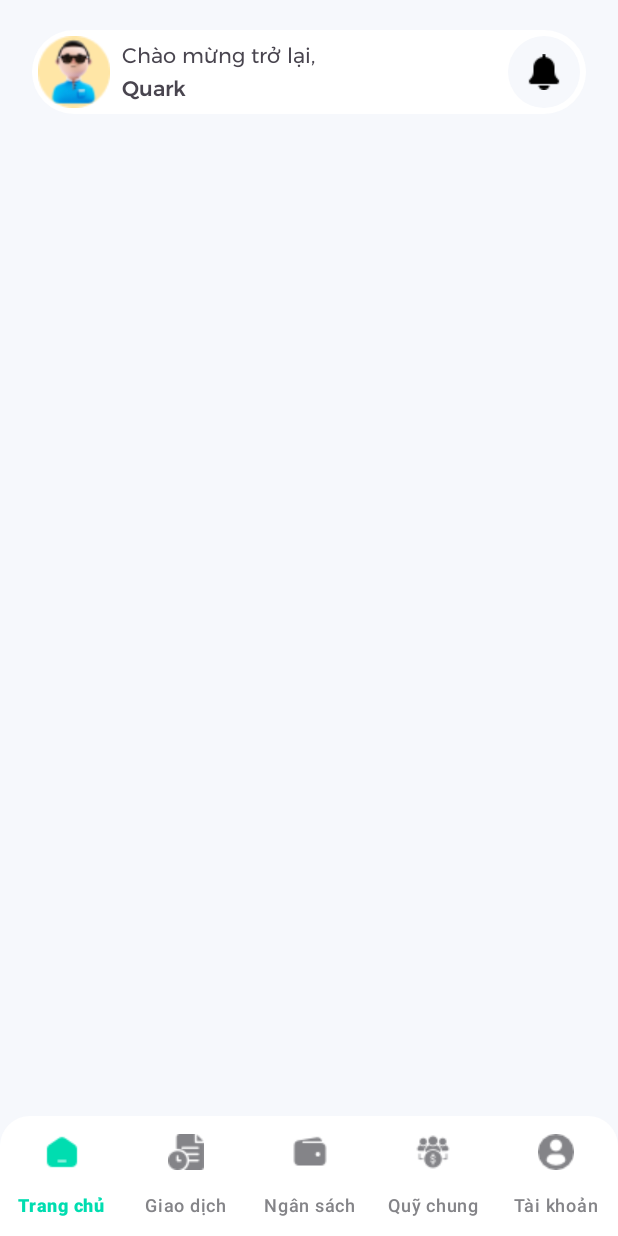
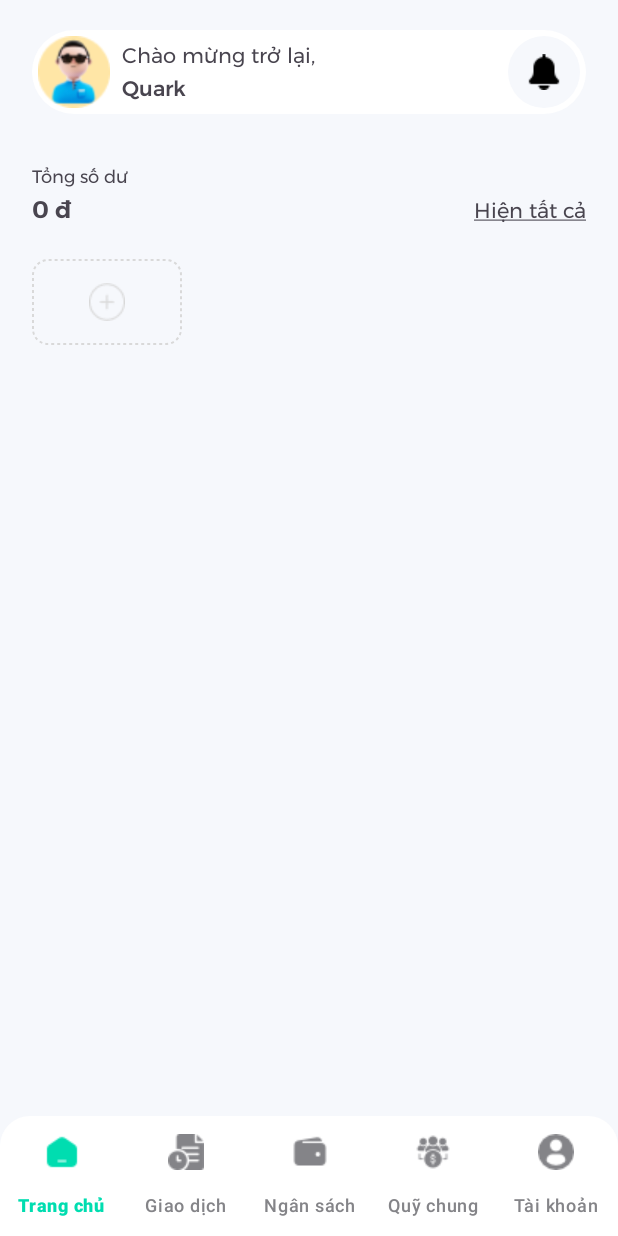
Before and after one commit to DatTranDev/ExpenseTracker, an Android app: the HomeFragment screen opened directly, with no data from a screen before it, on a phone screen of 412 x 824 dp. Run offline under Robolectric (Android 15) with nearby library versions, the light colour scheme and no system bars.

Commit message:
feat(home): create total balance layout

```diff
--- a/app/src/main/AndroidManifest.xml
+++ b/app/src/main/AndroidManifest.xml
@@ -29,7 +29,8 @@
             android:exported="false" />
         <activity
             android:name=".view.MainActivity"
-            android:exported="false"></activity>
+            android:exported="false">
+        </activity>
     </application>
 
 </manifest>
--- /dev/null
+++ b/app/src/main/res/drawable/add_card.xml
@@ -0,0 +1,7 @@
+<?xml version="1.0" encoding="utf-8"?>
+<shape xmlns:android="http://schemas.android.com/apk/res/android">
+    <solid android:color="#00FFFFFF"/>
+    <stroke android:dashWidth="2dp" android:dashGap="2dp" android:width="1dp" android:color="#D9D9D9"/>
+    <corners android:radius="10dp"/>
+    <padding android:bottom="16dp" android:top="16dp" android:left="4dp" android:right="4dp"/>
+</shape>
--- a/app/src/main/res/layout/fragment_account.xml
+++ b/app/src/main/res/layout/fragment_account.xml
@@ -1,5 +1,5 @@
 <?xml version="1.0" encoding="utf-8"?>
-<FrameLayout xmlns:android="http://schemas.android.com/apk/res/android"
+<androidx.constraintlayout.widget.ConstraintLayout xmlns:android="http://schemas.android.com/apk/res/android"
     xmlns:tools="http://schemas.android.com/tools"
     android:layout_width="match_parent"
     android:layout_height="match_parent"
@@ -14,4 +14,4 @@
         android:text="Account Fragment"
         android:textSize="24sp" />
 
-</FrameLayout>
+</androidx.constraintlayout.widget.ConstraintLayout>
--- a/app/src/main/res/layout/fragment_budget.xml
+++ b/app/src/main/res/layout/fragment_budget.xml
@@ -1,5 +1,5 @@
 <?xml version="1.0" encoding="utf-8"?>
-<FrameLayout xmlns:android="http://schemas.android.com/apk/res/android"
+<androidx.constraintlayout.widget.ConstraintLayout xmlns:android="http://schemas.android.com/apk/res/android"
     xmlns:tools="http://schemas.android.com/tools"
     android:layout_width="match_parent"
     android:layout_height="match_parent"
@@ -13,4 +13,4 @@
         android:text="Budget Fragment"
         android:textSize="24sp" />
 
-</FrameLayout>
+</androidx.constraintlayout.widget.ConstraintLayout>
--- a/app/src/main/res/layout/fragment_fund.xml
+++ b/app/src/main/res/layout/fragment_fund.xml
@@ -1,5 +1,5 @@
 <?xml version="1.0" encoding="utf-8"?>
-<FrameLayout xmlns:android="http://schemas.android.com/apk/res/android"
+<androidx.constraintlayout.widget.ConstraintLayout xmlns:android="http://schemas.android.com/apk/res/android"
     xmlns:tools="http://schemas.android.com/tools"
     android:layout_width="match_parent"
     android:layout_height="match_parent"
@@ -13,4 +13,4 @@
         android:text="Fund Fragment"
         android:textSize="24sp" />
 
-</FrameLayout>
+</androidx.constraintlayout.widget.ConstraintLayout>
--- a/app/src/main/res/layout/fragment_home.xml
+++ b/app/src/main/res/layout/fragment_home.xml
@@ -1,5 +1,6 @@
 <?xml version="1.0" encoding="utf-8"?>
-<FrameLayout xmlns:android="http://schemas.android.com/apk/res/android"
+<androidx.constraintlayout.widget.ConstraintLayout xmlns:android="http://schemas.android.com/apk/res/android"
+    xmlns:app="http://schemas.android.com/apk/res-auto"
     xmlns:tools="http://schemas.android.com/tools"
     android:layout_width="match_parent"
     android:layout_height="match_parent"
@@ -10,35 +11,45 @@
         android:id="@+id/container"
         android:layout_width="match_parent"
         android:layout_height="match_parent"
+        android:background="#F6F8FC"
+        android:orientation="vertical"
         android:padding="20dp"
-        android:background="#F6F8FC">
+        app:layout_constraintBottom_toBottomOf="parent"
+        app:layout_constraintEnd_toEndOf="parent"
+        app:layout_constraintStart_toStartOf="parent"
+        app:layout_constraintTop_toTopOf="parent">
 
 
         <LinearLayout
             android:id="@+id/profile"
             android:layout_width="match_parent"
             android:layout_height="56dp"
+            android:background="@drawable/rounded_background"
             android:orientation="horizontal"
-            android:padding="4dp"
-            android:background="@drawable/rounded_background">
+            android:padding="4dp">
+
             <ImageView
                 android:id="@+id/avatar"
                 android:layout_width="48dp"
                 android:layout_height="48dp"
+                android:contentDescription="profilePicture"
                 android:src="@drawable/avatar" />
+
             <LinearLayout
                 android:id="@+id/title"
-                android:layout_marginStart="8dp"
                 android:layout_width="wrap_content"
                 android:layout_height="match_parent"
-                android:orientation="vertical"
-                android:gravity="center_vertical">
+                android:layout_marginStart="8dp"
+                android:gravity="center_vertical"
+                android:orientation="vertical">
+
                 <TextView
                     android:id="@+id/textView3"
                     android:layout_width="wrap_content"
                     android:layout_height="wrap_content"
                     android:fontFamily="@font/montserrat"
                     android:text="Chào mừng trở lại," />
+
                 <TextView
                     android:id="@+id/textView4"
                     android:layout_width="wrap_content"
@@ -46,19 +57,22 @@
                     android:fontFamily="@font/montserrat_medium"
                     android:text="Quark" />
             </LinearLayout>
+
             <LinearLayout
                 android:id="@+id/notification_container"
                 android:layout_width="match_parent"
                 android:layout_height="match_parent"
-                android:orientation="horizontal"
-                android:gravity="end">
+                android:gravity="end"
+                android:orientation="horizontal">
+
                 <LinearLayout
                     android:id="@+id/notification"
                     android:layout_width="48dp"
                     android:layout_height="48dp"
-                    android:orientation="vertical"
                     android:background="@drawable/rounded_background_icon"
-                    android:gravity="center_vertical">
+                    android:gravity="center_vertical"
+                    android:orientation="vertical">
+
                     <ImageView
                         android:id="@+id/imageView3"
                         android:layout_width="match_parent"
@@ -67,6 +81,71 @@
                 </LinearLayout>
             </LinearLayout>
         </LinearLayout>
+        <LinearLayout
+            android:id="@+id/main_content"
+            android:layout_width="match_parent"
+            android:layout_height="match_parent"
+            android:orientation="vertical"
+            android:layout_marginTop="32dp">
+            <LinearLayout
+                android:id="@+id/total_balance_container"
+                android:layout_width="match_parent"
+                android:layout_height="wrap_content"
+                android:orientation="vertical"
+                tools:ignore="UselessParent">
+                <TextView
+                    android:id="@+id/textView5"
+                    android:layout_width="match_parent"
+                    android:layout_height="wrap_content"
+                    android:fontFamily="@font/montserrat"
+                    android:textSize="12sp"
+                    android:text="Tổng số dư" />
+
+                <LinearLayout
+                    android:id="@+id/total_balance_layout"
+                    android:layout_width="match_parent"
+                    android:layout_height="wrap_content"
+                    android:orientation="horizontal">
+
+                    <TextView
+                        android:id="@+id/total_balance"
+                        android:layout_width="0dp"
+                        android:layout_height="wrap_content"
+                        android:layout_weight="1"
+                        android:fontFamily="@font/montserrat_semibold"
+                        android:text="0 đ"
+                        android:textSize="16sp" />
+
+                    <TextView
+                        android:id="@+id/textView7"
+                        android:layout_width="0dp"
+                        android:layout_height="wrap_content"
+                        android:layout_weight="1"
+                        android:clickable="true"
+                        android:focusable="true"
+                        android:fontFamily="@font/montserrat"
+                        android:text="@string/show_all"
+                        android:textAlignment="viewEnd" />
+                </LinearLayout>
+
+                <LinearLayout
+                    android:id="@+id/card_container"
+                    android:layout_width="match_parent"
+                    android:layout_height="match_parent"
+                    android:layout_marginTop="20dp"
+                    android:orientation="horizontal">
+
+
+                    <ImageButton
+                        android:id="@+id/add_card"
+                        android:layout_width="100dp"
+                        android:layout_height="wrap_content"
+                        android:src="@drawable/ic_add_rounded"
+                        android:background="@drawable/add_card"/>
+                </LinearLayout>
+
+            </LinearLayout>
+        </LinearLayout>
     </LinearLayout>
 
-</FrameLayout>
+</androidx.constraintlayout.widget.ConstraintLayout>
--- a/app/src/main/res/layout/fragment_transaction.xml
+++ b/app/src/main/res/layout/fragment_transaction.xml
@@ -1,5 +1,5 @@
 <?xml version="1.0" encoding="utf-8"?>
-<FrameLayout xmlns:android="http://schemas.android.com/apk/res/android"
+<androidx.constraintlayout.widget.ConstraintLayout xmlns:android="http://schemas.android.com/apk/res/android"
     xmlns:tools="http://schemas.android.com/tools"
     android:layout_width="match_parent"
     android:layout_height="match_parent"
@@ -13,4 +13,4 @@
         android:text="Transaction Fragment"
         android:textSize="24sp" />
 
-</FrameLayout>
+</androidx.constraintlayout.widget.ConstraintLayout>
--- a/app/src/main/res/menu/bottom_navigation.xml
+++ b/app/src/main/res/menu/bottom_navigation.xml
@@ -4,6 +4,7 @@
     <item
         android:title="Trang chủ"
         android:icon="@drawable/ic_home"
+
         android:id="@+id/home"/>
     <item
         android:title="Giao dịch"
--- a/app/src/main/res/values/strings.xml
+++ b/app/src/main/res/values/strings.xml
@@ -2,4 +2,5 @@
     <string name="app_name">ExpenseTracker</string>
     <!-- TODO: Remove or change this placeholder text -->
     <string name="hello_blank_fragment">Hello blank fragment</string>
+    <string name="show_all"><u>Hiện tất cả</u></string>
 </resources>
--- a/app/src/main/res/values/themes.xml
+++ b/app/src/main/res/values/themes.xml
@@ -4,6 +4,5 @@
         <!-- Customize your light theme here. -->
         <!-- <item name="colorPrimary">@color/my_light_primary</item> -->
     </style>
-
     <style name="Theme.ExpenseTracker" parent="Base.Theme.ExpenseTracker" />
 </resources>
```
Also changed, not shown: app/src/main/res/drawable/ic_add_rounded.png (added).
